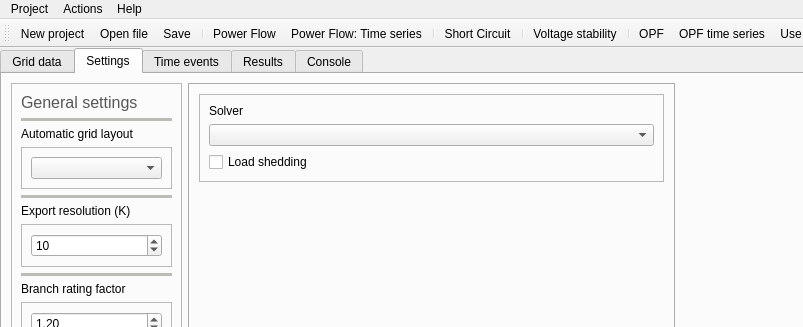
The window that UnderDevelopment/GridCal/Gui/Main/MainWindow.ui (SanPen/GridCal) describes before a commit, drawn with Qt 5; both pictures show x 0 to 803 and y 0 to 327 of the 1173 by 723 pixel window.
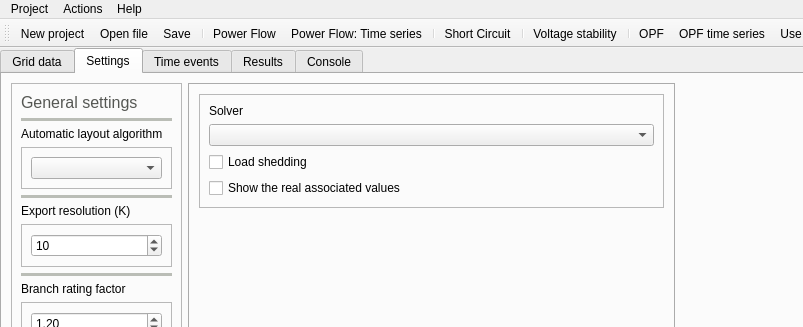
The same window after the commit. The open tabs and pages were chosen to show the change. Icons and pictures are not drawn. Custom widgets are drawn as their Qt base class.

The edit to the form file:
```diff
--- a/UnderDevelopment/GridCal/Gui/Main/MainWindow.ui
+++ b/UnderDevelopment/GridCal/Gui/Main/MainWindow.ui
@@ -957,6 +957,16 @@
                  </property>
                 </widget>
                </item>
+               <item>
+                <widget class="QCheckBox" name="show_real_values_for_lp_checkBox">
+                 <property name="toolTip">
+                  <string>&lt;html&gt;&lt;head/&gt;&lt;body&gt;&lt;p&gt;The linear program will produce a linearized solution for the loading&lt;/p&gt;&lt;p&gt;that might not be the real associated loading values that correspond&lt;/p&gt;&lt;p&gt;to the found voltage solution. This check allows you to see the real&lt;/p&gt;&lt;p&gt;associated values.&lt;/p&gt;&lt;/body&gt;&lt;/html&gt;</string>
+                 </property>
+                 <property name="text">
+                  <string>Show the real associated values</string>
+                 </property>
+                </widget>
+               </item>
               </layout>
              </widget>
             </item>
@@ -1702,7 +1712,7 @@
            <item>
             <widget class="QLabel" name="label_24">
              <property name="text">
-              <string>Automatic grid layout</string>
+              <string>Automatic layout algorithm</string>
              </property>
              <property name="textFormat">
               <enum>Qt::PlainText</enum>
```
Left out of the diff: 5 changed lines with no effect on the pictures.
